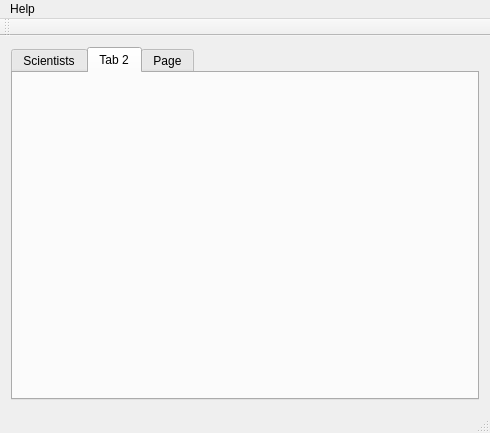
Qt form Gui-Vln-2016/mainwindow.ui (ivark16/Vln-2016) before a commit.
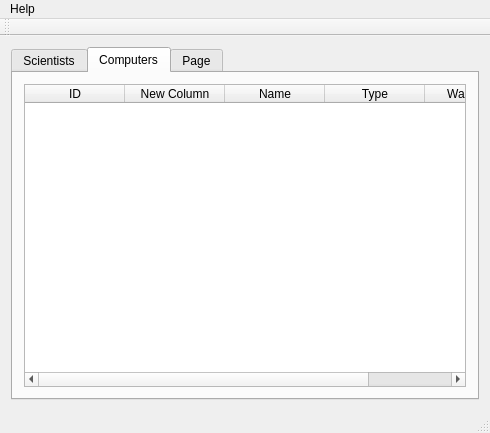
The same form after that commit. The open tabs and pages were chosen to show the change.

Commit message: Stefan  var ad gera thetta drasl en thar sem hann er a macca tha virkadi thad ekki a fokking macca drasli

```diff
--- a/Gui-Vln-2016/mainwindow.ui
+++ b/Gui-Vln-2016/mainwindow.ui
@@ -19,7 +19,7 @@
    <string>MainWindow</string>
   </property>
   <widget class="QWidget" name="centralWidget">
-   <layout class="QHBoxLayout" name="horizontalLayout">
+   <layout class="QVBoxLayout" name="verticalLayout_2">
     <item>
      <widget class="QTabWidget" name="tabWidget">
       <property name="currentIndex">
@@ -124,8 +124,45 @@
       </widget>
       <widget class="QWidget" name="tabComputer">
        <attribute name="title">
-        <string>Tab 2</string>
+        <string>Computers</string>
        </attribute>
+       <layout class="QVBoxLayout" name="verticalLayout_3">
+        <item>
+         <widget class="QTableWidget" name="tableWidget_2">
+          <property name="editTriggers">
+           <set>QAbstractItemView::NoEditTriggers</set>
+          </property>
+          <attribute name="horizontalHeaderStretchLastSection">
+           <bool>true</bool>
+          </attribute>
+          <column>
+           <property name="text">
+            <string>ID</string>
+           </property>
+          </column>
+          <column>
+           <property name="text">
+            <string>New Column</string>
+           </property>
+          </column>
+          <column>
+           <property name="text">
+            <string>Name</string>
+           </property>
+          </column>
+          <column>
+           <property name="text">
+            <string>Type</string>
+           </property>
+          </column>
+          <column>
+           <property name="text">
+            <string>Was built?</string>
+           </property>
+          </column>
+         </widget>
+        </item>
+       </layout>
       </widget>
       <widget class="QWidget" name="tab_3">
        <attribute name="title">
```
Left out of the diff: 2 changed lines with no effect on the pictures. The commit also changes 2 other files.
